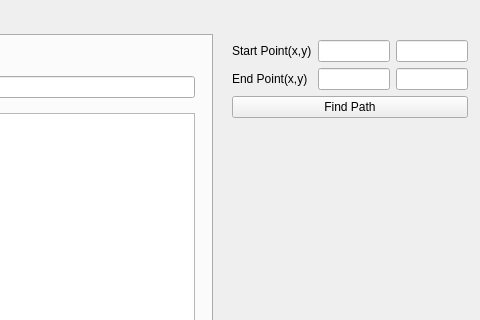
This is ui/mainwindow.ui in denis-draca/capstone as Qt 5 draws it before an edit; both pictures show x 728 to 1208 and y 0 to 320 of the 1208 by 707 pixel window. The edited form follows.
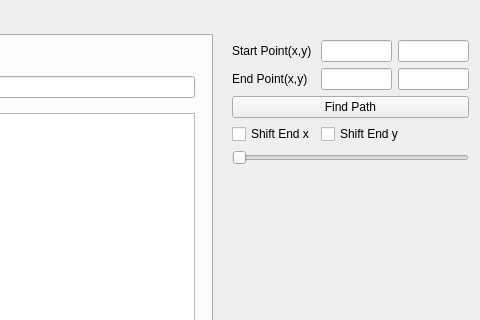
This is the edited form.

Patch:
```diff
--- a/ui/mainwindow.ui
+++ b/ui/mainwindow.ui
@@ -360,8 +360,8 @@
      <rect>
       <x>960</x>
       <y>40</y>
-      <width>236</width>
-      <height>101</height>
+      <width>237</width>
+      <height>162</height>
      </rect>
     </property>
     <layout class="QFormLayout" name="formLayout_2">
@@ -406,6 +406,27 @@
        </property>
       </widget>
      </item>
+     <item row="3" column="0">
+      <widget class="QCheckBox" name="ch_shift_end_X">
+       <property name="text">
+        <string>Shift End x</string>
+       </property>
+      </widget>
+     </item>
+     <item row="3" column="1">
+      <widget class="QCheckBox" name="ch_shift_end_y">
+       <property name="text">
+        <string>Shift End y</string>
+       </property>
+      </widget>
+     </item>
+     <item row="4" column="0" colspan="2">
+      <widget class="QSlider" name="slide_shifter">
+       <property name="orientation">
+        <enum>Qt::Horizontal</enum>
+       </property>
+      </widget>
+     </item>
     </layout>
    </widget>
   </widget>
```
